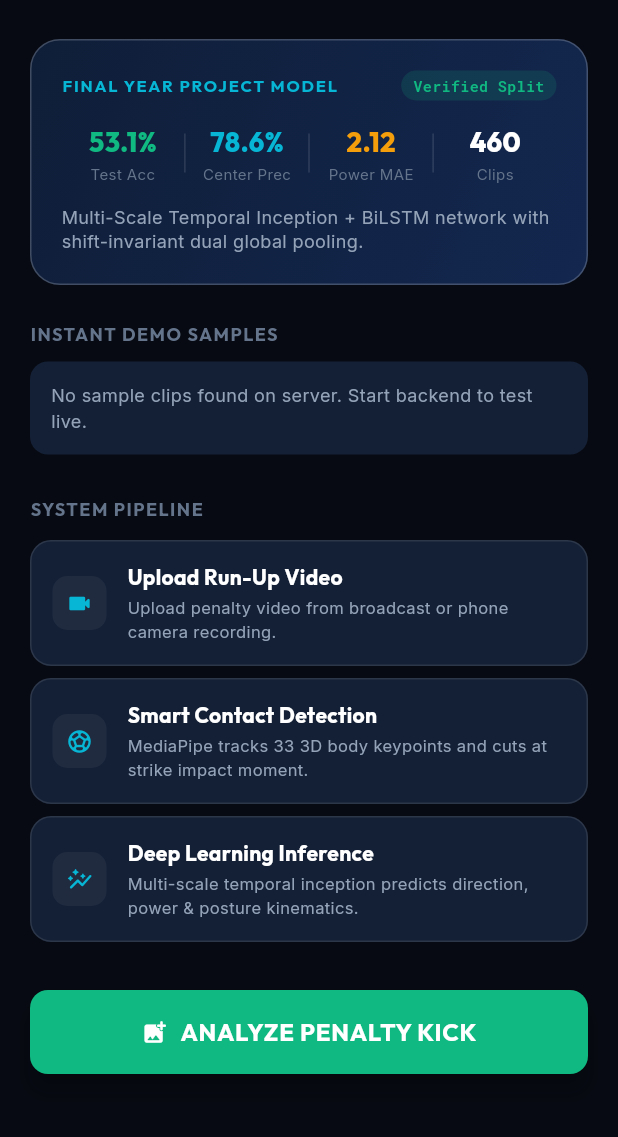
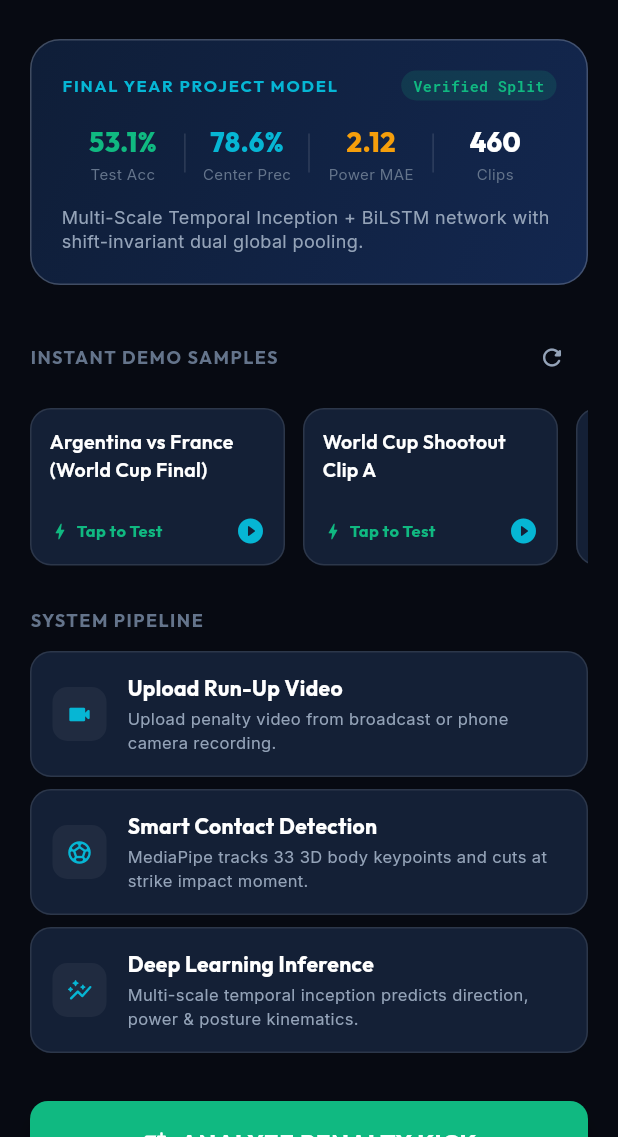
Before and after one commit to ibrahimtariq1804/KickSense, a Flutter app: the screen it shows after launch, on a phone screen of 412 x 824 dp, the part 99-1236 px from its top. Run offline on Flutter 3.47's test engine with Material 3 defaults, Android fonts, the phone set to English and light mode, and no system bars; our stand-ins replace google_fonts, image_picker, shared_preferences, video_player; network calls fail.

Commit message:
feat(mobile): remove pre-prediction direction spoiler and add instant default sample clips

```diff
--- a/kicksense_mobile/lib/screens/home_screen.dart
+++ b/kicksense_mobile/lib/screens/home_screen.dart
@@ -14,8 +14,8 @@ class HomeScreen extends StatefulWidget {
 }
 
 class _HomeScreenState extends State<HomeScreen> {
-  List<Map<String, dynamic>> _samples = [];
-  bool _loadingSamples = true;
+  List<Map<String, dynamic>> _samples = List.from(ApiService.defaultSamples);
+  bool _loadingSamples = false;
   bool _isPredictingSample = false;
 
   @override
@@ -25,9 +25,8 @@ class _HomeScreenState extends State<HomeScreen> {
   }
 
   Future<void> _fetchSamples() async {
-    setState(() => _loadingSamples = true);
     final list = await ApiService.getSampleClips();
-    if (mounted) {
+    if (mounted && list.isNotEmpty) {
       setState(() {
         _samples = list;
         _loadingSamples = false;
@@ -240,6 +239,9 @@ class _HomeScreenState extends State<HomeScreen> {
               const SizedBox(height: 24),
 
               // Instant Sample Kicks Section
+              Row(
+                mainAxisAlignment: MainAxisAlignment.spaceBetween,
+                children: [
                   Text(
                     'INSTANT DEMO SAMPLES',
                     style: GoogleFonts.outfit(
@@ -249,8 +251,17 @@ class _HomeScreenState extends State<HomeScreen> {
                       color: AppTheme.textSubtle,
                     ),
                   ),
+                  IconButton(
+                    iconSize: 18,
+                    padding: EdgeInsets.zero,
+                    constraints: const BoxConstraints(),
+                    icon: const Icon(Icons.refresh_rounded, color: AppTheme.textMuted),
+                    onPressed: _fetchSamples,
+                  ),
+                ],
+              ),
               const SizedBox(height: 10),
-              if (_loadingSamples)
+              if (_loadingSamples && _samples.isEmpty)
                 const Center(child: Padding(padding: EdgeInsets.all(12), child: CircularProgressIndicator(strokeWidth: 2)))
               else if (_samples.isEmpty)
                 Container(
@@ -301,13 +312,19 @@ class _HomeScreenState extends State<HomeScreen> {
                               Row(
                                 mainAxisAlignment: MainAxisAlignment.spaceBetween,
                                 children: [
+                                  Row(
+                                    children: [
+                                      const Icon(Icons.bolt_rounded, size: 14, color: AppTheme.accentEmerald),
+                                      const SizedBox(width: 4),
                                       Text(
-                                    '${s['true_direction']}',
-                                    style: GoogleFonts.robotoMono(
+                                        'Tap to Test',
+                                        style: GoogleFonts.outfit(
                                           fontSize: 11,
                                           fontWeight: FontWeight.w700,
                                           color: AppTheme.accentEmerald,
                                         ),
+                                      ),
+                                    ],
                                   ),
                                   const Icon(Icons.play_circle_fill_rounded, size: 20, color: AppTheme.accentCyan),
                                 ],
--- a/kicksense_mobile/lib/services/api_service.dart
+++ b/kicksense_mobile/lib/services/api_service.dart
@@ -35,6 +35,15 @@ class ApiService {
     }
   }
 
+  static const List<Map<String, dynamic>> defaultSamples = [
+    {"id": "penalty_01", "name": "Argentina vs France (World Cup Final)", "true_direction": "Right", "true_power": 10.0},
+    {"id": "penalty_02", "name": "World Cup Shootout Clip A", "true_direction": "Left", "true_power": 5.0},
+    {"id": "penalty_04", "name": "World Cup Shootout Clip B", "true_direction": "Right", "true_power": 6.0},
+    {"id": "penalty_05", "name": "Center Placement Sample", "true_direction": "Center", "true_power": 7.0},
+    {"id": "penalty_291", "name": "Recorded Session — Drive", "true_direction": "Left", "true_power": 9.5},
+    {"id": "penalty_292", "name": "Recorded Session — Corner", "true_direction": "Right", "true_power": 9.0}
+  ];
+
   static Future<List<Map<String, dynamic>>> getSampleClips() async {
     try {
       final base = await getBaseUrl();
@@ -43,10 +52,12 @@ class ApiService {
       if (res.statusCode == 200) {
         final data = jsonDecode(res.body);
         final list = data['samples'] as List<dynamic>? ?? [];
-        return list.map((e) => Map<String, dynamic>.from(e as Map)).toList();
+        if (list.isNotEmpty) {
+          return list.map((e) => Map<String, dynamic>.from(e as Map)).toList();
+        }
       }
     } catch (_) {}
-    return [];
+    return defaultSamples;
   }
 
   static Future<PredictionResult> predictSample(String sampleId) async {
```
Lines whose indentation alone changed are shown as unchanged.
